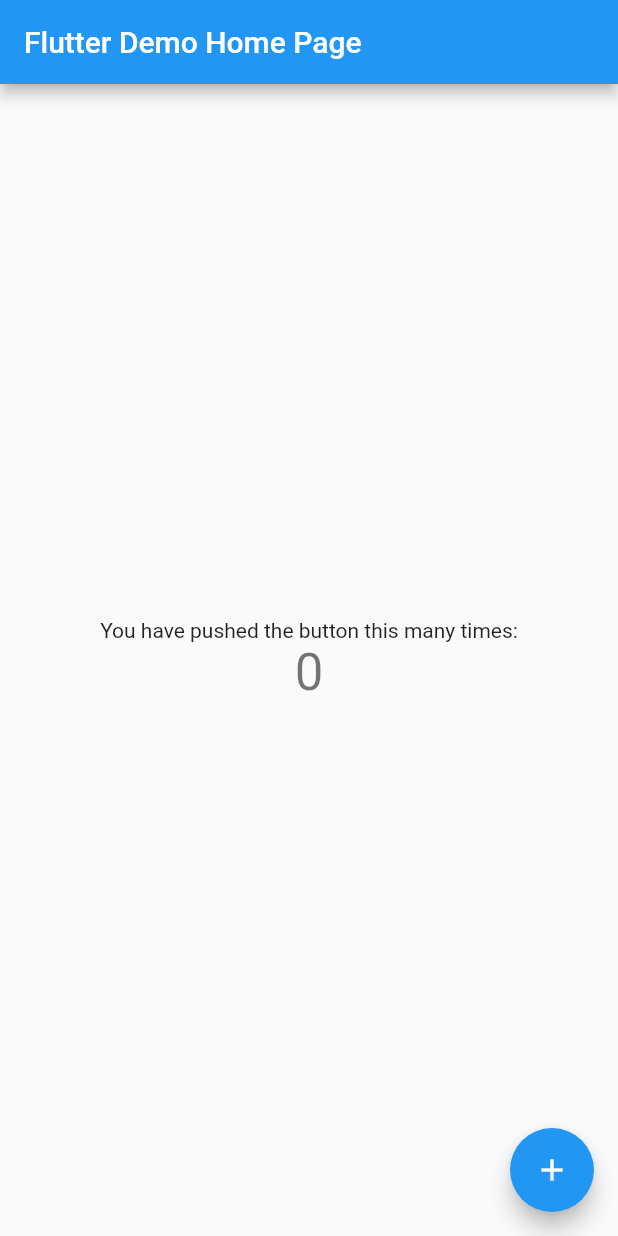
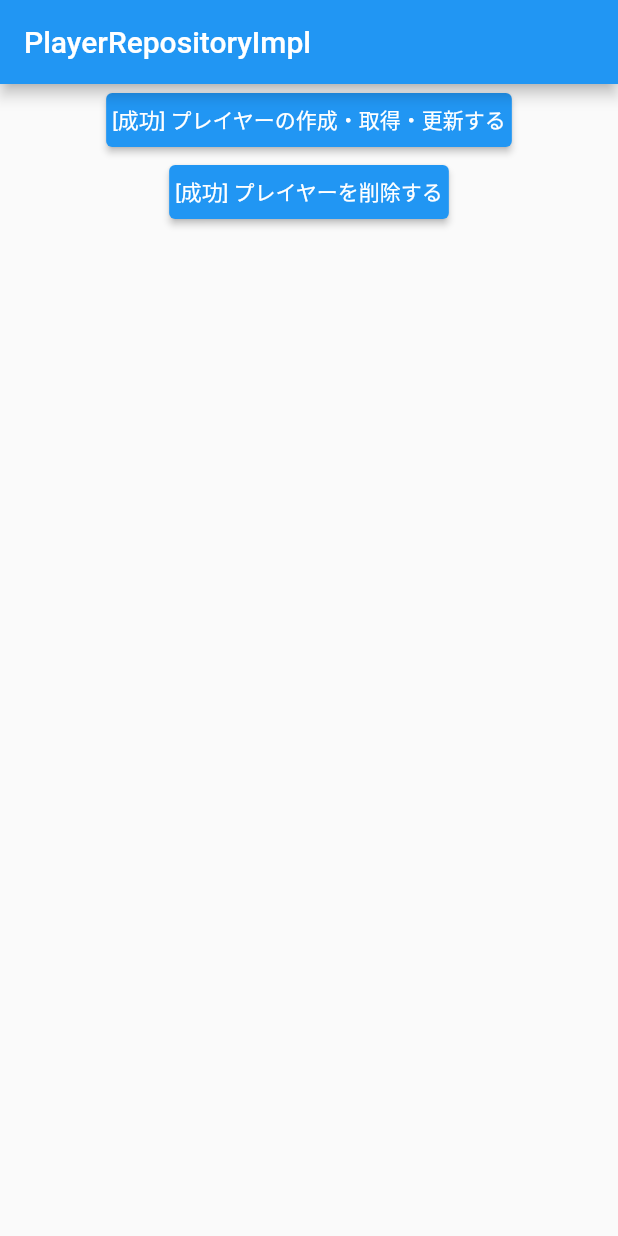
Before and after one commit to hukusuke1007/flutter_tdd, a Flutter app: the screen it shows after launch, on a phone screen of 412 x 824 dp. Run offline on Flutter 3.47's test engine with Material 2 defaults, Android fonts, the phone set to English and light mode, and no system bars; our stand-ins replace chopper, cloud_firestore, firebase_auth, firebase_storage, freezed_annotation, google_sign_in and 2 more; missing offline and left inert: apple_sign_in, flamingo; accounts and stored records are empty; generated files the repository leaves out were written again.

```diff
--- /dev/null
+++ b/lib/infrastructures/firebase_storage/constants.dart
@@ -0,0 +1 @@
+const mimeTypeApplicationOctetStream = 'application/octet-stream';
--- a/lib/infrastructures/firestore/entities/index.dart
+++ b/lib/infrastructures/firestore/entities/index.dart
@@ -1 +1,2 @@
+export 'date_time_converter.dart';
 export 'player/player.dart';
--- /dev/null
+++ b/lib/infrastructures/firestore/index.dart
@@ -0,0 +1,3 @@
+export 'document_data_source.dart';
+export 'entities/index.dart';
+export 'player_repository_impl.dart';
--- a/lib/infrastructures/index.dart
+++ b/lib/infrastructures/index.dart
@@ -1,3 +1,5 @@
 export 'firebaes_auth/index.dart';
+export 'firebase_storage/index.dart';
+export 'firestore/index.dart';
 export 'github/index.dart';
 export 'local_database/index.dart';
--- a/lib/main.dart
+++ b/lib/main.dart
@@ -1,8 +1,16 @@
 import 'package:flamingo/flamingo.dart';
 import 'package:flutter/material.dart';
+import 'package:flutter_tdd/domain/index.dart';
 import 'package:flutter_tdd/infrastructures/firestore/document_data_source.dart';
 import 'package:flutter_tdd/infrastructures/firestore/entities/index.dart';
 import 'package:flutter_tdd/infrastructures/firestore/player_repository_impl.dart';
+
+void _assertPlayer(Player actual, Player data) {
+  assert(actual.id != null, 'id is null');
+  assert(actual.name == data.name, ' name is difference.');
+  assert(actual.createdAt != null, 'createdAt is null');
+  assert(actual.updatedAt != null, 'updatedAt is null');
+}
 
 Future<void> main() async {
   WidgetsFlutterBinding.ensureInitialized();
@@ -11,16 +19,15 @@ Future<void> main() async {
 }
 
 class MyApp extends StatelessWidget {
-  // This widget is the root of your application.
   @override
   Widget build(BuildContext context) {
     return MaterialApp(
-      title: 'Flutter Demo',
+      title: 'Test',
       theme: ThemeData(
         primarySwatch: Colors.blue,
         visualDensity: VisualDensity.adaptivePlatformDensity,
       ),
-      home: const MyHomePage(title: 'Flutter Demo Home Page'),
+      home: const MyHomePage(title: 'PlayerRepositoryImpl'),
     );
   }
 }
@@ -35,13 +42,15 @@ class MyHomePage extends StatefulWidget {
 }
 
 class _MyHomePageState extends State<MyHomePage> {
-  int _counter = 0;
+  PlayerRepository get repo {
+    final firestore = FirebaseFirestore.instance;
+    return PlayerRepositoryImpl(
+      DocumentDataSourceImpl(firestore),
+      firestore,
+    );
+  }
 
-  void _incrementCounter() async {
-    setState(() {
-      _counter++;
-    });
-  }
+  String _id;
 
   @override
   Widget build(BuildContext context) {
@@ -49,27 +58,128 @@ class _MyHomePageState extends State<MyHomePage> {
       appBar: AppBar(
         title: Text(widget.title),
       ),
-      body: Center(
+      body: SingleChildScrollView(
+        child: Container(
+          alignment: Alignment.center,
           child: Column(
             mainAxisAlignment: MainAxisAlignment.center,
             children: <Widget>[
-            const Text(
-              'You have pushed the button this many times:',
+              TestWidget(
+                title: '[成功] プレイヤーの作成・取得・更新する',
+                key: const Key('createReadUpdate'),
+                resultKey: const Key('createReadUpdateResult'),
+                onTapTestCase: () async {
+                  // 作成
+                  {
+                    final player = Player(name: 'name');
+                    _id = await repo.save(player);
+                    final result = await repo.load(_id);
+                    _assertPlayer(result, player);
+                  }
+
+                  // 更新
+                  {
+                    await repo.save(Player(name: 'name1'));
+                    final player = Player(name: 'name2');
+                    await repo.update(_id, player);
+                    final result = await repo.load(_id);
+                    _assertPlayer(result, player);
+                  }
+                },
               ),
-            Text(
-              '$_counter',
-              key: const Key('counter'),
-              style: Theme.of(context).textTheme.headline4,
+              TestWidget(
+                title: '[成功] プレイヤーを削除する',
+                key: const Key('delete'),
+                resultKey: const Key('deleteResult'),
+                onTapTestCase: () async {
+                  if (_id != null) {
+                    final id = _id;
+                    await repo.remove(id);
+                    final result = await repo.load(id);
+                    assert(result == null, 'result is null');
+                  }
+                },
               ),
             ],
           ),
         ),
-      floatingActionButton: FloatingActionButton(
-        key: const Key('increment'),
-        onPressed: _incrementCounter,
-        tooltip: 'Increment',
-        child: Icon(Icons.add),
-      ), // This trailing comma makes auto-formatting nicer for build methods.
+      ),
     );
   }
 }
+
+class TestWidget extends StatefulWidget {
+  const TestWidget({
+    @required Key key,
+    @required this.resultKey,
+    @required this.title,
+    @required this.onTapTestCase,
+  }) : super(key: key);
+
+  final String title;
+  final Key resultKey;
+  final Future Function() onTapTestCase;
+
+  @override
+  _State createState() => _State();
+}
+
+class _State extends State<TestWidget> {
+  bool _successful;
+  Exception _error;
+
+  @override
+  Widget build(BuildContext context) {
+    return Column(
+      mainAxisAlignment: MainAxisAlignment.center,
+      children: <Widget>[
+        ElevatedButton(
+          style: ButtonStyle(
+            padding: MaterialStateProperty.all(const EdgeInsets.all(4)),
+            backgroundColor: MaterialStateProperty.resolveWith((states) {
+              const interactiveStates = <MaterialState>{
+                MaterialState.disabled,
+              };
+              if (states.any(interactiveStates.contains)) {
+                return Colors.greenAccent[400];
+              }
+              return Colors.blue;
+            }),
+            textStyle: MaterialStateProperty.all(
+              const TextStyle(color: Colors.white),
+            ),
+          ),
+          onPressed: _successful == null
+              ? () async {
+                  try {
+                    await widget.onTapTestCase();
+                    setState(() {
+                      _successful = true;
+                    });
+                  } on Exception catch (e) {
+                    setState(() {
+                      _successful = false;
+                      _error = e;
+                    });
+                  }
+                  await Future<void>.delayed(
+                      const Duration(milliseconds: 3000));
+                }
+              : null,
+          child: Text(
+            _successful == null
+                ? widget.title
+                : _successful == true
+                    ? 'OK'
+                    : 'NG',
+            key: widget.resultKey,
+            style: const TextStyle(color: Colors.white),
+          ),
+        ),
+        _error != null
+            ? Text(_error.toString(), style: const TextStyle(color: Colors.red))
+            : const SizedBox.shrink(),
+      ],
+    );
+  }
+}
```
Also changed, not shown: lib/infrastructures/firebase_storage/filename_helper.dart (added, +18 -0 lines), lib/infrastructures/firebase_storage/firebase_storage_data_source.dart (added, +85 -0 lines), lib/infrastructures/firebase_storage/index.dart (added). Lines whose indentation alone changed are shown as unchanged.
